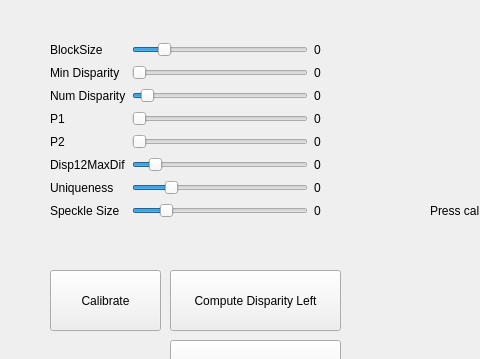
Old version of the form pipeline.ui in the repository Ratoone/face_reconstruction; both pictures show x 0 to 480 and y 0 to 359 of the 800 by 600 pixel window.
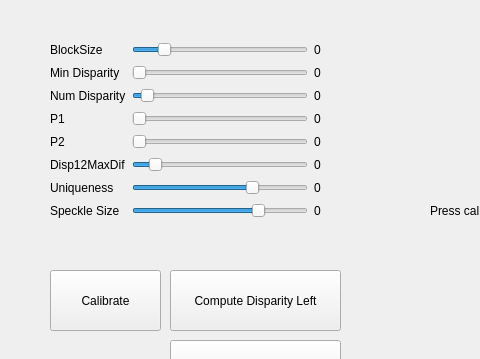
New version of the form.

Commit message: Small parameter tuning

```diff
--- a/pipeline.ui
+++ b/pipeline.ui
@@ -239,7 +239,7 @@
         <number>20</number>
        </property>
        <property name="value">
-        <number>4</number>
+        <number>14</number>
        </property>
        <property name="orientation">
         <enum>Qt::Horizontal</enum>
@@ -258,7 +258,7 @@
         <number>1</number>
        </property>
        <property name="value">
-        <number>75</number>
+        <number>161</number>
        </property>
        <property name="orientation">
         <enum>Qt::Horizontal</enum>
```
The commit also changes 1 other file.
